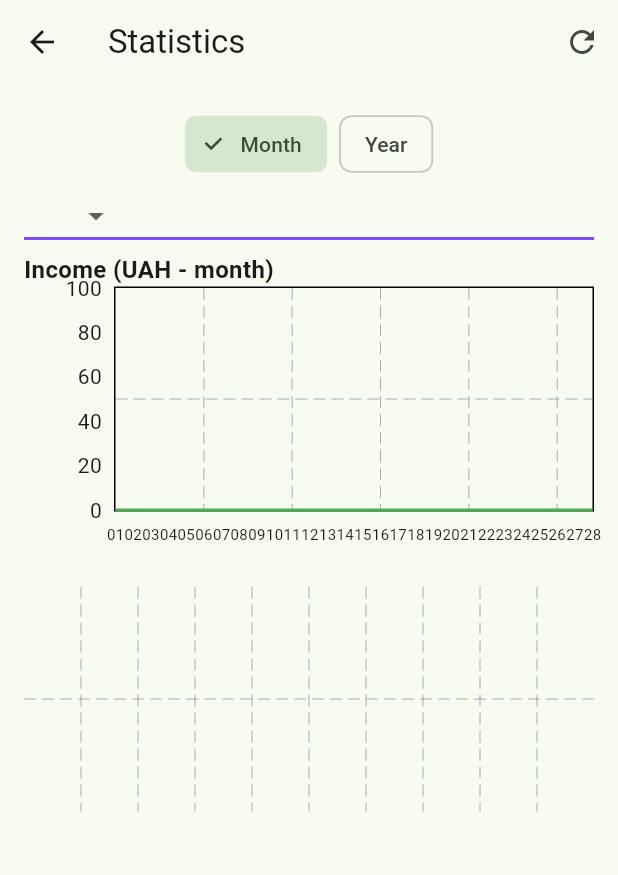
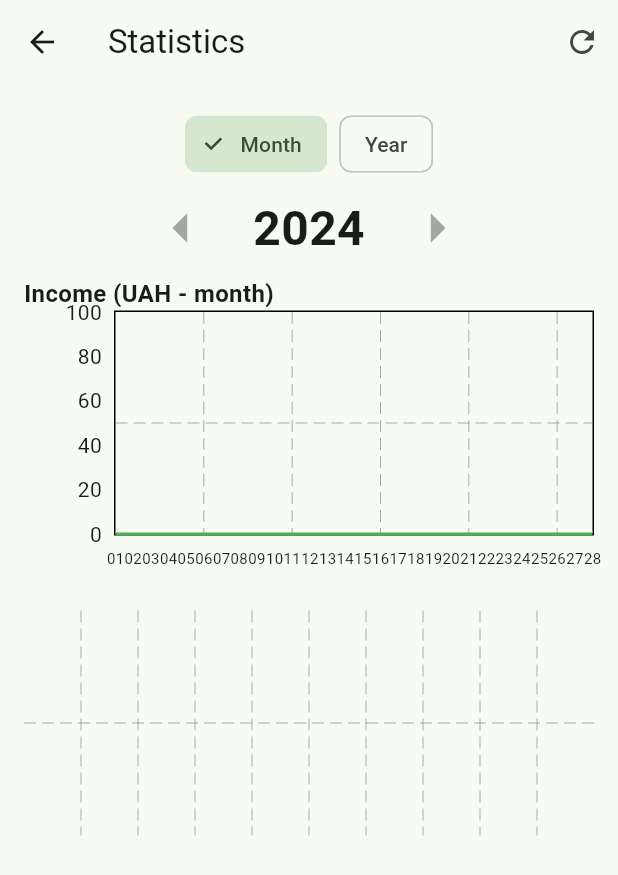
Before and after one commit to kodizhuk/MyMoney, a Flutter app: the StatisticsScreen screen opened directly, on a phone screen of 412 x 824 dp. Shown: the top 875 px of the screen. Run offline on Flutter 3.47's test engine with Material 3 defaults, Android fonts, the light colour scheme and no system bars; drawn by our look-alikes of fl_chart; our stand-ins replace sqflite_common_ffi; accounts and stored records are empty.

Commit message:
add year with buttons

```diff
--- a/lib/screens/statistics_screen.dart
+++ b/lib/screens/statistics_screen.dart
@@ -3,6 +3,28 @@ import 'package:fl_chart/fl_chart.dart';
 import 'package:intl/intl.dart';
 import '../services/database_service.dart';
 import '../models/transaction.dart' as model;
+
+class DateSelector extends ChangeNotifier {
+  int _currentDate;
+
+  /// Initializes the [_currentYear] with the current year from [DateTime.now()].
+  DateSelector() : _currentDate = DateTime.now().year;
+
+  /// Getter for the current year.
+  int get currentYear => _currentDate;
+
+  /// Increments the current year by 1 and notifies all registered listeners.
+  void incrementDate() {
+    _currentDate++;
+    notifyListeners();
+  }
+
+  /// Decrements the current year by 1 and notifies all registered listeners.
+  void decrementDate() {
+    _currentDate--;
+    notifyListeners();
+  }
+}
 
 //Buttons to select time range for graphs
 enum TimeRange { month, year }
@@ -167,32 +189,32 @@ class _StatisticsScreenState extends State<StatisticsScreen> {
                       ),
                     ],
                   ),
-                  DropdownButton<String>(
-                    value: _selectedYear,
-                    icon: const Icon(Icons.arrow_drop_down),
-                    iconSize: 24,
-                    elevation: 16,
-                    style: const TextStyle(
-                      color: Colors.deepPurple,
-                      fontSize: 16,
-                    ),
-                    underline: Container(
-                      height: 2,
-                      color: Colors.deepPurpleAccent,
-                    ),
-                    onChanged: (String? newValue) {
-                      setState(() {
-                        _selectedYear = newValue;
-                      });
-                    },
-                    items: _yearsList.map<DropdownMenuItem<String>>((
-                      String value,
-                    ) {
-                      return DropdownMenuItem<String>(
-                        value: value,
-                        child: Text(value),
-                      );
-                    }).toList(),
+                  Row(
+                    mainAxisAlignment: MainAxisAlignment.center,
+                    children: <Widget>[
+                      IconButton(
+                        icon: const Icon(Icons.arrow_left),
+                        iconSize: 48.0,
+                        tooltip: 'Previous Year',
+                        onPressed: null,
+                      ),
+                      Padding(
+                        padding: const EdgeInsets.symmetric(horizontal: 16.0),
+                        child: Text(
+                          '2024', // Uses yearData from context.watch
+                          style: const TextStyle(
+                            fontSize: 32.0,
+                            fontWeight: FontWeight.bold,
+                          ),
+                        ),
+                      ),
+                      IconButton(
+                        icon: const Icon(Icons.arrow_right),
+                        iconSize: 48.0,
+                        tooltip: 'Next Year',
+                        onPressed: null,
+                      ),
+                    ],
                   ),
                   //const SizedBox(height: 16),
                   Text(
```
